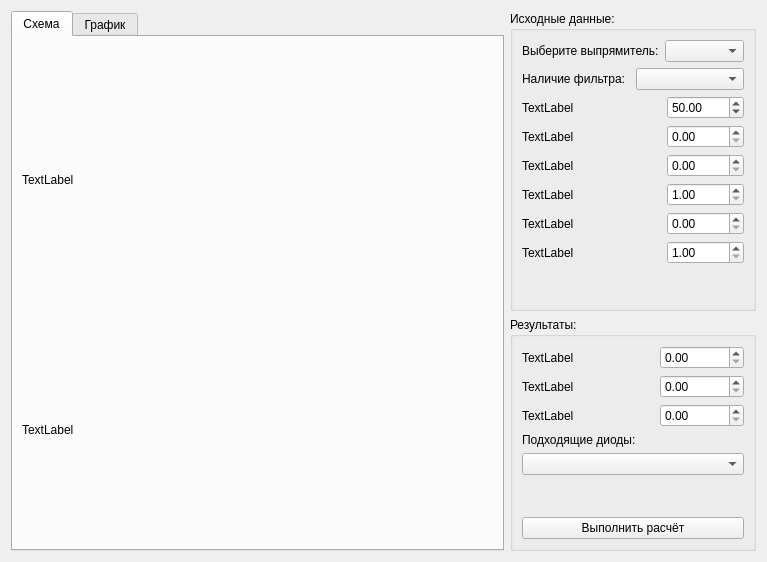
Qt form PowerSources/Rectifiers/Rectifiers.ui (DKuzSer/Project_For_Rodin) before a commit.
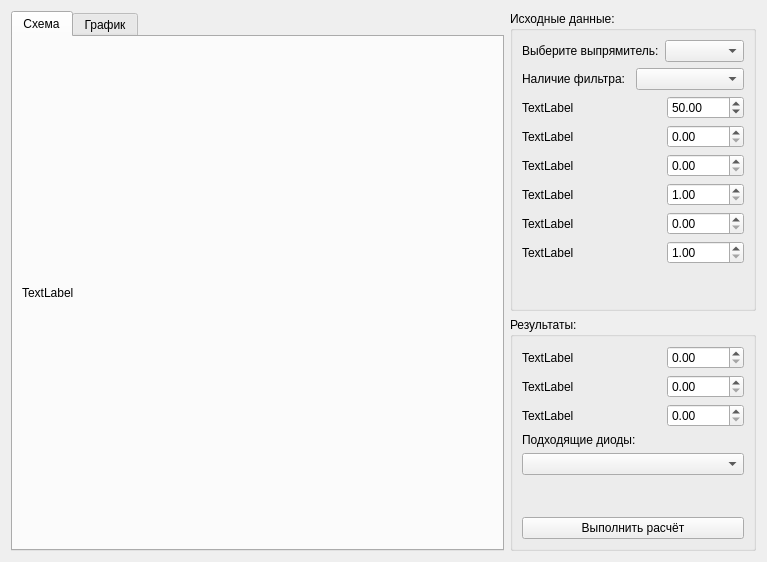
The same form after that commit. Custom widgets are drawn as their Qt base class.

The edit to the form file:
```diff
--- a/PowerSources/Rectifiers/Rectifiers.ui
+++ b/PowerSources/Rectifiers/Rectifiers.ui
@@ -62,19 +62,6 @@
              </property>
             </widget>
            </item>
-           <item row="1" column="0">
-            <widget class="QLabel" name="Label_PixMapProperties">
-             <property name="maximumSize">
-              <size>
-               <width>700</width>
-               <height>220</height>
-              </size>
-             </property>
-             <property name="text">
-              <string>TextLabel</string>
-             </property>
-            </widget>
-           </item>
           </layout>
          </item>
         </layout>
@@ -352,7 +339,7 @@
                 <item>
                  <widget class="QDoubleSpinBox" name="DoubleSpinBoxR_OutPut3">
                   <property name="maximum">
-                   <double>10000000000000.000000000000000</double>
+                   <double>10000.000000000000000</double>
                   </property>
                  </widget>
                 </item>
```
